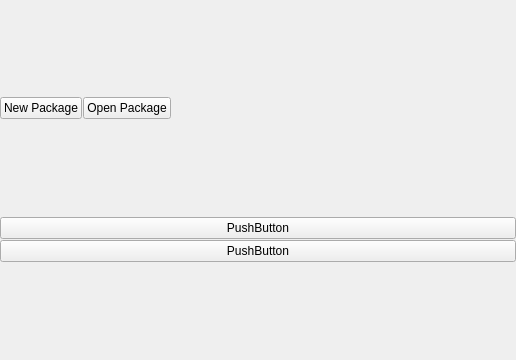
Old version of the form packageeditor.ui in the repository lorenzo-zurini/VidyaGod.
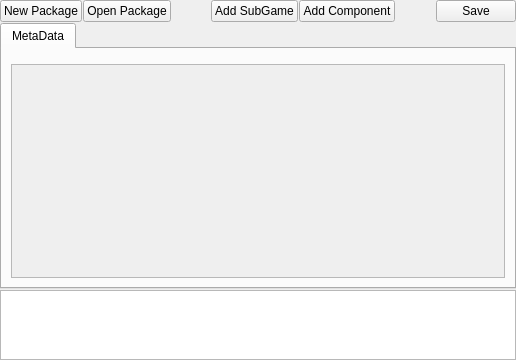
New version of the form.

Commit message: Added basic sketch of package editor.

```diff
--- a/packageeditor.ui
+++ b/packageeditor.ui
@@ -64,27 +64,120 @@
        </property>
       </spacer>
      </item>
+     <item>
+      <widget class="QPushButton" name="AddSubGameButton">
+       <property name="text">
+        <string>Add SubGame</string>
+       </property>
+      </widget>
+     </item>
+     <item>
+      <widget class="QPushButton" name="AddComponentButton">
+       <property name="text">
+        <string>Add Component</string>
+       </property>
+      </widget>
+     </item>
+     <item>
+      <spacer name="horizontalSpacer_2">
+       <property name="orientation">
+        <enum>Qt::Orientation::Horizontal</enum>
+       </property>
+       <property name="sizeHint" stdset="0">
+        <size>
+         <width>40</width>
+         <height>20</height>
+        </size>
+       </property>
+      </spacer>
+     </item>
+     <item>
+      <widget class="QPushButton" name="SaveButton">
+       <property name="text">
+        <string>Save</string>
+       </property>
+      </widget>
+     </item>
     </layout>
    </item>
    <item>
-    <layout class="QVBoxLayout" name="verticalLayout_2" stretch="1,1">
+    <layout class="QVBoxLayout" name="PachageEditorHorizontalLayout" stretch="0,0">
      <property name="spacing">
       <number>1</number>
      </property>
      <property name="sizeConstraint">
-      <enum>QLayout::SizeConstraint::SetDefaultConstraint</enum>
+      <enum>QLayout::SizeConstraint::SetFixedSize</enum>
      </property>
      <item>
-      <widget class="QPushButton" name="pushButton_2">
-       <property name="text">
-        <string>PushButton</string>
+      <widget class="QTabWidget" name="PackageEditorTabWidget">
+       <property name="currentIndex">
+        <number>0</number>
        </property>
+       <widget class="QWidget" name="MetaDataTab">
+        <attribute name="title">
+         <string>MetaData</string>
+        </attribute>
+        <layout class="QVBoxLayout" name="verticalLayout_2">
+         <item>
+          <widget class="QFrame" name="PackageDataFrame">
+           <property name="frameShape">
+            <enum>QFrame::Shape::StyledPanel</enum>
+           </property>
+           <property name="frameShadow">
+            <enum>QFrame::Shadow::Raised</enum>
+           </property>
+          </widget>
+         </item>
+         <item>
+          <widget class="QScrollArea" name="SubGamesScrollArea">
+           <property name="widgetResizable">
+            <bool>true</bool>
+           </property>
+           <widget class="QWidget" name="MetaDataScrollAreaContents">
+            <property name="geometry">
+             <rect>
+              <x>0</x>
+              <y>0</y>
+              <width>490</width>
+              <height>200</height>
+             </rect>
+            </property>
+            <layout class="QVBoxLayout" name="verticalLayout_3"/>
+           </widget>
+          </widget>
+         </item>
+        </layout>
+       </widget>
       </widget>
      </item>
      <item>
-      <widget class="QPushButton" name="pushButton">
-       <property name="text">
-        <string>PushButton</string>
+      <widget class="QTableView" name="RecipeTableView">
+       <property name="sizePolicy">
+        <sizepolicy hsizetype="Expanding" vsizetype="Minimum">
+         <horstretch>0</horstretch>
+         <verstretch>0</verstretch>
+        </sizepolicy>
+       </property>
+       <property name="sizeAdjustPolicy">
+        <enum>QAbstractScrollArea::SizeAdjustPolicy::AdjustToContents</enum>
+       </property>
+       <property name="editTriggers">
+        <set>QAbstractItemView::EditTrigger::NoEditTriggers</set>
+       </property>
+       <property name="alternatingRowColors">
+        <bool>true</bool>
+       </property>
+       <property name="selectionMode">
+        <enum>QAbstractItemView::SelectionMode::SingleSelection</enum>
+       </property>
+       <property name="selectionBehavior">
+        <enum>QAbstractItemView::SelectionBehavior::SelectColumns</enum>
+       </property>
+       <property name="verticalScrollMode">
+        <enum>QAbstractItemView::ScrollMode::ScrollPerPixel</enum>
+       </property>
+       <property name="horizontalScrollMode">
+        <enum>QAbstractItemView::ScrollMode::ScrollPerPixel</enum>
        </property>
       </widget>
      </item>
```
The commit also changes 10 other files.
